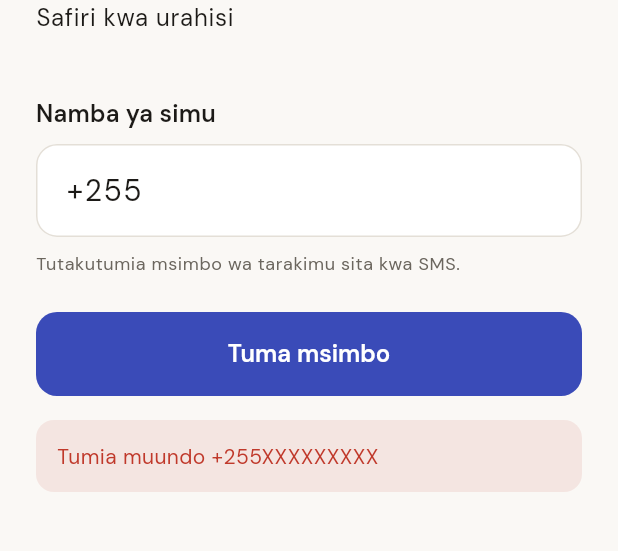
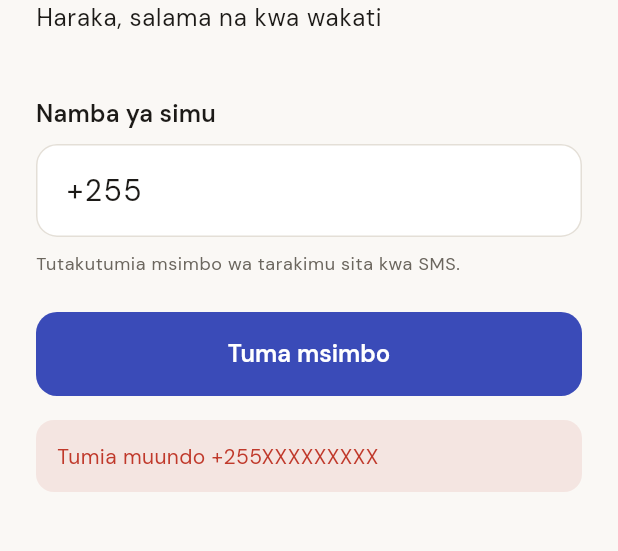
Before and after one commit to munezawasongah/kwema-ride-app, a Flutter app: the _RiderGate screen opened directly, after a tap on "Tuma msimbo", on a phone screen of 412 x 824 dp, the part 168-719 px from its top. Run offline on Flutter 3.47's test engine with Material 3 defaults, Android fonts, the phone set to English and light mode, and no system bars; our stand-ins replace dio, flutter_riverpod, flutter_secure_storage, geolocator, google_fonts, google_maps_flutter and 3 more; accounts and stored records are empty.

Commit message:
Add motto beneath the logo across web and apps

```diff
--- a/mobile/lib/main_driver.dart
+++ b/mobile/lib/main_driver.dart
@@ -78,7 +78,7 @@ class _DriverGate extends ConsumerWidget {
         return const Scaffold(body: Center(child: CircularProgressIndicator()));
       case AuthStage.phoneEntry:
       case AuthStage.codeEntry:
-        return const LoginScreen(appName: 'Endesha na Kwema');
+        return const LoginScreen(appName: 'Haraka, salama na kwa wakati');
       case AuthStage.nameEntry:
         return const NameScreen();
       case AuthStage.authenticated:
--- a/mobile/lib/main_rider.dart
+++ b/mobile/lib/main_rider.dart
@@ -73,7 +73,7 @@ class _RiderGate extends ConsumerWidget {
         return const Scaffold(body: Center(child: CircularProgressIndicator()));
       case AuthStage.phoneEntry:
       case AuthStage.codeEntry:
-        return const LoginScreen(appName: 'Safiri kwa urahisi');
+        return const LoginScreen(appName: 'Haraka, salama na kwa wakati');
       case AuthStage.nameEntry:
         return const NameScreen();
       case AuthStage.authenticated:
```
Also changed, not shown: 4 other files.
